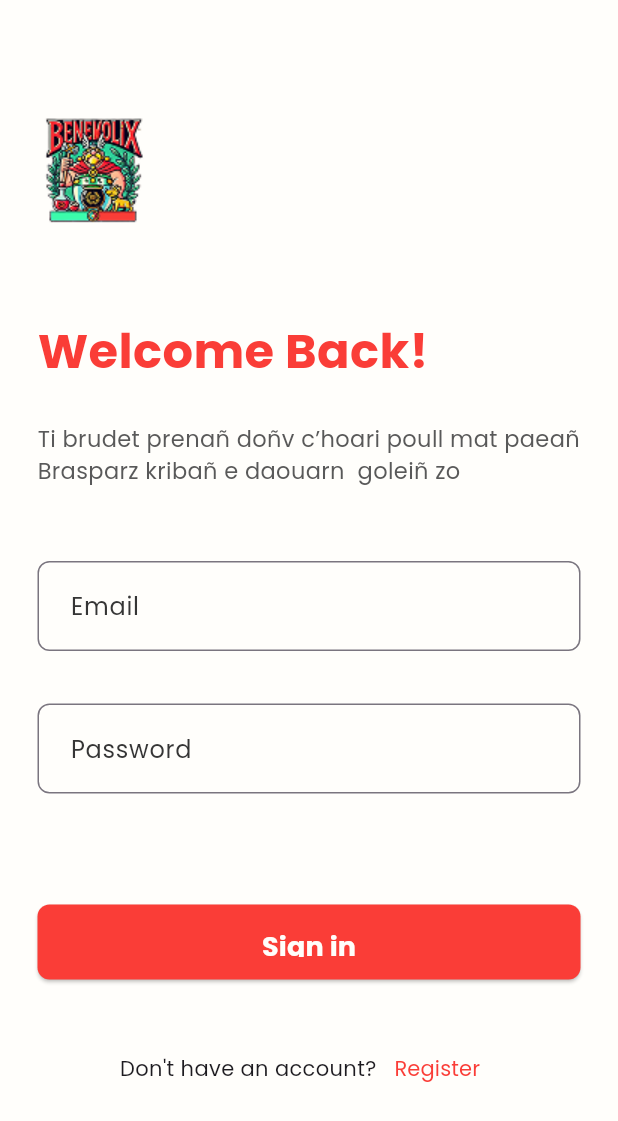
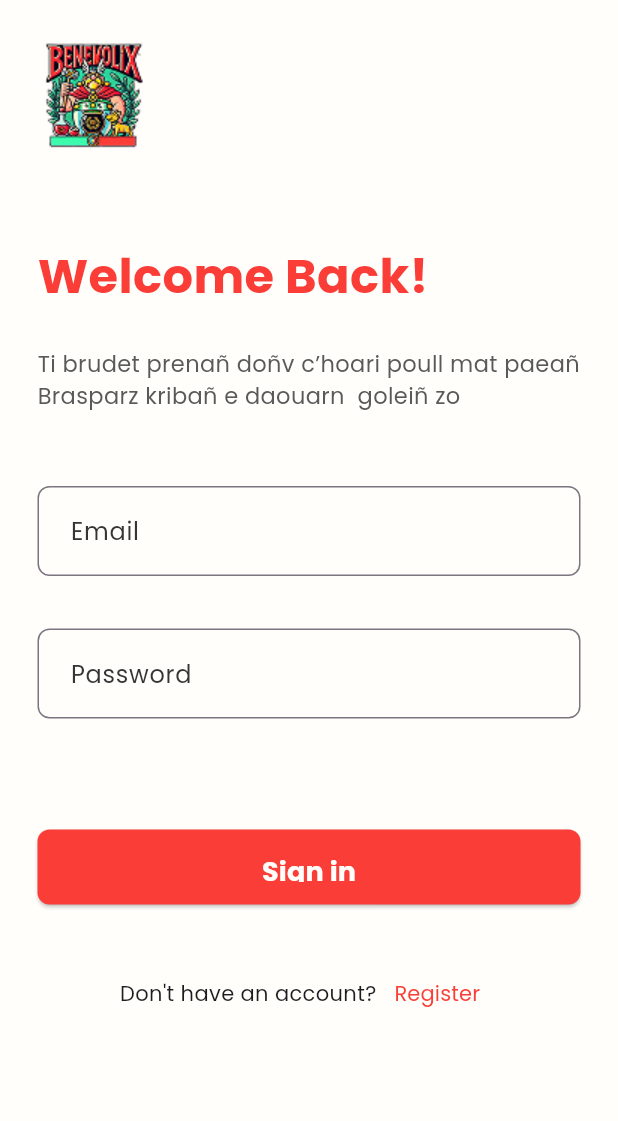
Before and after one commit to FuzMaxime/Benevolix_App, a Flutter app: the screen it shows after launch, on a phone screen of 412 x 824 dp. Shown: the top 1121 px of the screen. Run offline on Flutter 3.47's test engine with Material 3 defaults, Android fonts, the phone set to English and light mode, and no system bars; our stand-ins replace flutter_riverpod, shared_preferences.

Commit message:
fix(login_register): fix overflow issues

```diff
--- a/benevolix_app/lib/pages/login.dart
+++ b/benevolix_app/lib/pages/login.dart
@@ -42,8 +42,7 @@ class _LoginState extends State<LoginPage> {
   @override
   Widget build(BuildContext context) {
     return Scaffold(
-      body: Container(
-        margin: const EdgeInsets.only(top: 50.0),
+      body: SingleChildScrollView(
         padding: const EdgeInsets.all(25.0),
         child: Center(
           child: Column(
--- a/benevolix_app/lib/pages/register.dart
+++ b/benevolix_app/lib/pages/register.dart
@@ -50,8 +50,7 @@ class _RegisterState extends State<RegisterPage> {
   @override
   Widget build(BuildContext context) {
     return Scaffold(
-      body: Container(
-        margin: const EdgeInsets.only(top: 50.0),
+      body: SingleChildScrollView(
         padding: const EdgeInsets.all(25.0),
         child: Center(
           child: Column(
```
